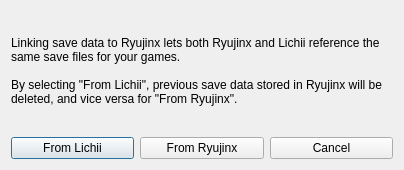
First picture: the form in src/yuzu/ryujinx_dialog.ui, repository Spikol02/Nyamu, before the edit.
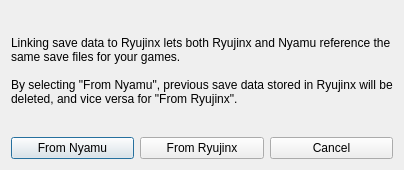
Second picture: the form after the edit.

Commit message:
Rename the fork to Nyamu
The program is now nyamu.exe, and the window title, version log line,
dialogs, installer and desktop entries say Nyamu. Settings, user data and
hotkey keys are unchanged, and credits to Lichii and Selevet builds stay.

Claude-Session: https://claude.ai/code/session_01WzPMHke5rSjK2sWP9qqHqA

```diff
--- a/src/yuzu/ryujinx_dialog.ui
+++ b/src/yuzu/ryujinx_dialog.ui
@@ -23,9 +23,9 @@
       </sizepolicy>
      </property>
      <property name="text">
-      <string>Linking save data to Ryujinx lets both Ryujinx and Lichii reference the same save files for your games.
+      <string>Linking save data to Ryujinx lets both Ryujinx and Nyamu reference the same save files for your games.
 
-By selecting &quot;From Lichii&quot;, previous save data stored in Ryujinx will be deleted, and vice versa for &quot;From Ryujinx&quot;.</string>
+By selecting &quot;From Nyamu&quot;, previous save data stored in Ryujinx will be deleted, and vice versa for &quot;From Ryujinx&quot;.</string>
      </property>
      <property name="wordWrap">
       <bool>true</bool>
@@ -37,7 +37,7 @@
      <item>
       <widget class="QPushButton" name="eden">
        <property name="text">
-      <string>From Lichii</string>
+      <string>From Nyamu</string>
        </property>
       </widget>
      </item>
```
The commit also changes 31 other files.
